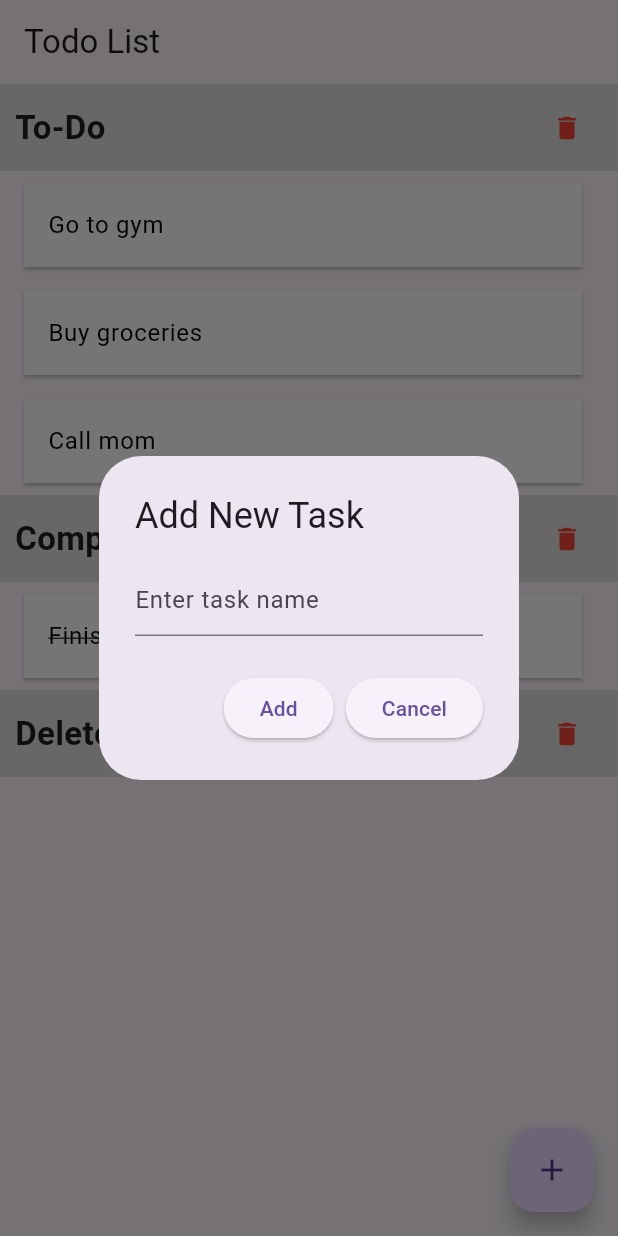
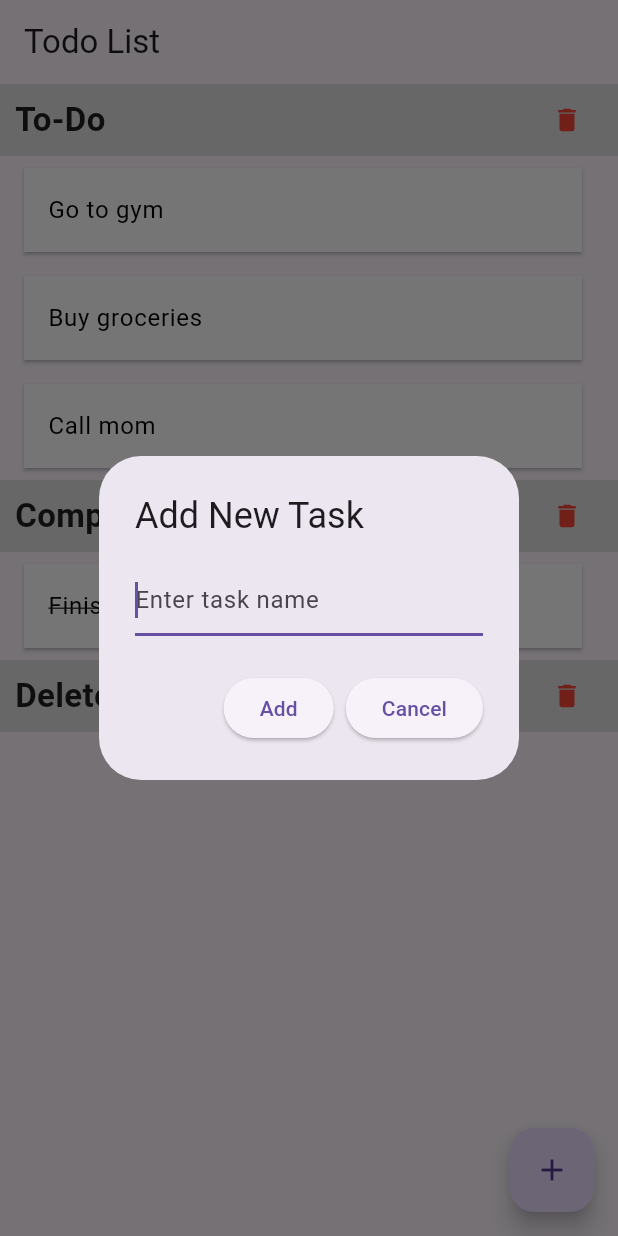
Before and after one commit to redspy/flutter_TODO, a Flutter app: the screen it shows after launch, after a tap on the "add" icon, on a phone screen of 412 x 824 dp. Run offline on Flutter 3.47's test engine with Material 3 defaults, Android fonts, the phone set to English and light mode, and no system bars.

Commit message:
할일 추가시 자동으로 커서가 동작하여 바로 입력이 가능하도록 수정

```diff
--- a/lib/screens/todo_app.dart
+++ b/lib/screens/todo_app.dart
@@ -85,6 +85,7 @@ class _TodoAppState extends State<TodoApp> {
           content: TextField(
             controller: taskController,
             decoration: InputDecoration(hintText: "Enter task name"),
+            autofocus: true, // 입력창에 바로 커서가 가도록 설정
           ),
           actions: <Widget>[
             ElevatedButton(
--- a/lib/widgets/todo_list.dart
+++ b/lib/widgets/todo_list.dart
@@ -64,7 +64,7 @@ class TodoList extends StatelessWidget {
           width: double.infinity, // 가로 방향으로 화면을 꽉 채움
           color: Colors.grey[300], // 배경색을 회색으로 설정
           padding:
-              EdgeInsets.symmetric(vertical: 5, horizontal: 10), // 세로 여백 줄임
+              EdgeInsets.symmetric(vertical: 0, horizontal: 10), // 세로 여백 줄임
           child: Row(
             mainAxisAlignment: MainAxisAlignment.spaceBetween,
             children: [
```
